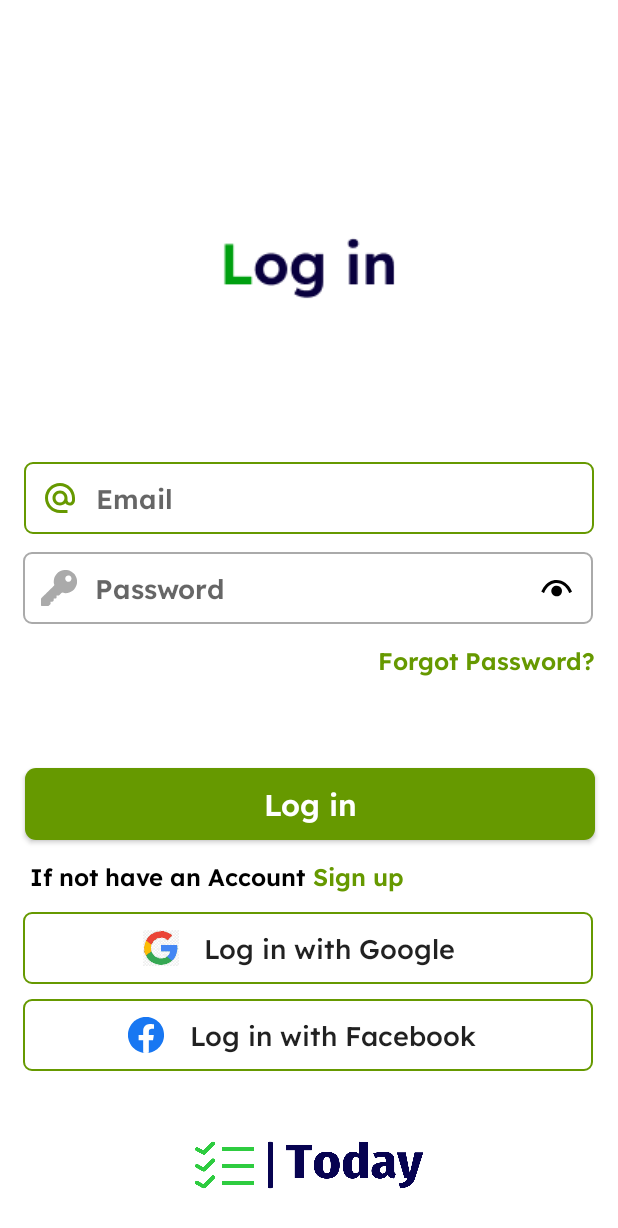
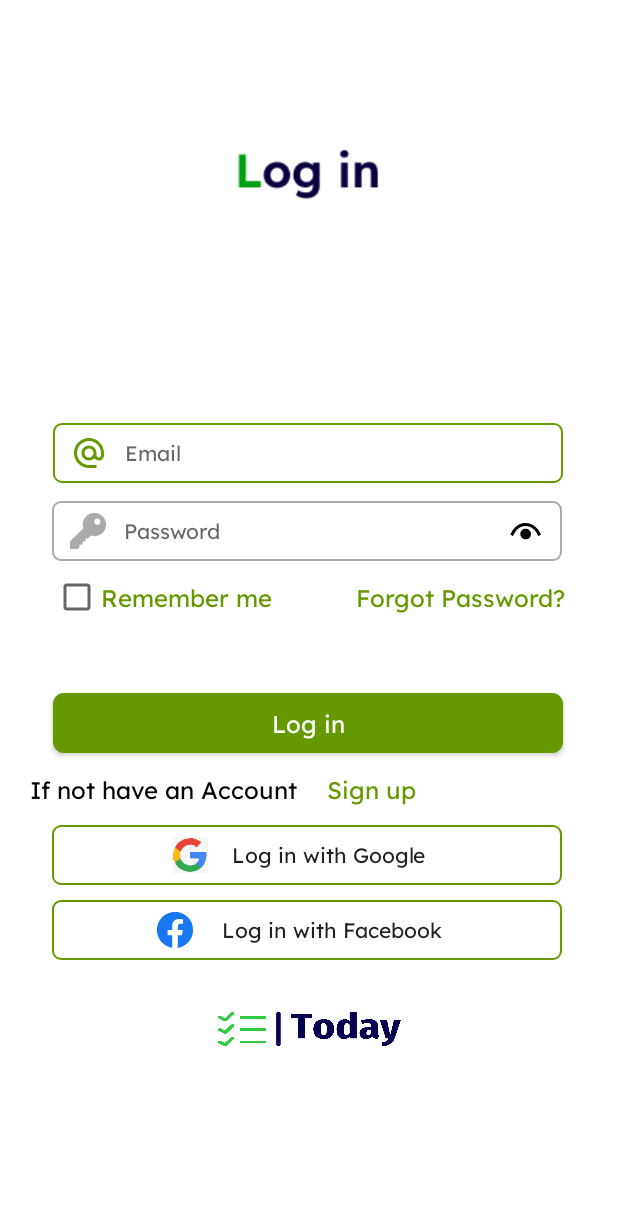
Before and after one commit to finnvirajgithub/My-Calander-App, an Android app: the loginscreen screen opened directly, with no data from a screen before it, on a phone screen of 412 x 824 dp. Shown: the top 1228 px of the screen. Run offline under Robolectric (Android 15) with nearby library versions, the phone set to English and light mode, and no system bars; our stand-ins replace Firebase (no records; nobody signed in at launch, a user with empty details on screens opened directly).

Commit message:
Add remember me when login to App

```diff
--- a/app/build.gradle.kts
+++ b/app/build.gradle.kts
@@ -37,9 +37,11 @@ dependencies {
     testImplementation("junit:junit:4.13.2")
     androidTestImplementation("androidx.test.ext:junit:1.1.5")
     androidTestImplementation("androidx.test.espresso:espresso-core:3.5.1")
+    implementation ("com.google.firebase:firebase-auth:23.0.0")
 
     implementation(platform("com.google.firebase:firebase-bom:33.0.0"))
     implementation("com.google.firebase:firebase-auth")
     implementation("com.google.firebase:firebase-database:21.0.0")
     implementation("com.google.android.gms:play-services-auth:21.2.0")
+    implementation("com.google.firebase:firebase-analytics")
 }
--- a/app/src/main/res/layout/activity_loginscreen.xml
+++ b/app/src/main/res/layout/activity_loginscreen.xml
@@ -10,52 +10,55 @@
 
     <ImageView
         android:id="@+id/imageView6"
-        android:layout_width="wrap_content"
-        android:layout_height="wrap_content"
+        android:layout_width="200dp"
+        android:layout_height="98dp"
         android:layout_marginStart="97dp"
-        android:layout_marginTop="115dp"
+        android:layout_marginTop="64dp"
         android:layout_marginEnd="97dp"
         app:layout_constraintEnd_toEndOf="parent"
+        app:layout_constraintHorizontal_bias="0.47"
         app:layout_constraintStart_toStartOf="parent"
         app:layout_constraintTop_toTopOf="parent"
         app:srcCompat="@drawable/signin" />
 
     <EditText
         android:id="@+id/loginemail"
-        android:layout_width="380dp"
-        android:layout_height="48dp"
-        android:layout_marginTop="73dp"
+        android:layout_width="340dp"
+        android:layout_height="40dp"
+        android:layout_marginTop="120dp"
         android:background="@drawable/custom_input"
         android:drawableStart="@drawable/custom_email"
         android:drawablePadding="12dp"
         android:ems="10"
-        android:fontFamily="@font/lexend_semibold"
+        android:fontFamily="@font/lexend"
         android:gravity="center_vertical"
         android:hint="Email"
         android:inputType="text"
         android:paddingStart="12dp"
         android:paddingEnd="12dp"
+        android:textSize="14sp"
         app:layout_constraintEnd_toEndOf="parent"
-        app:layout_constraintHorizontal_bias="0.5"
+        app:layout_constraintHorizontal_bias="0.492"
         app:layout_constraintStart_toStartOf="parent"
         app:layout_constraintTop_toBottomOf="@+id/imageView6" />
 
     <EditText
         android:id="@+id/loginpassword"
-        android:layout_width="380dp"
-        android:layout_height="48dp"
+        android:layout_width="340dp"
+        android:layout_height="40dp"
         android:layout_marginTop="12dp"
         android:background="@drawable/custom_input"
         android:drawableStart="@drawable/custom_key"
         android:drawableEnd="@drawable/show"
         android:drawablePadding="12dp"
         android:ems="10"
-        android:fontFamily="@font/lexend_semibold"
+        android:fontFamily="@font/lexend"
         android:gravity="center_vertical"
         android:hint="Password"
         android:inputType="textPassword"
         android:paddingStart="12dp"
         android:paddingEnd="12dp"
+        android:textSize="14sp"
         app:layout_constraintEnd_toEndOf="parent"
         app:layout_constraintHorizontal_bias="0.483"
         app:layout_constraintStart_toStartOf="parent"
@@ -66,31 +69,29 @@
         android:id="@+id/forgotpassword"
         android:layout_width="wrap_content"
         android:layout_height="wrap_content"
-        android:layout_marginStart="212dp"
+        android:layout_marginEnd="35dp"
         android:background="@drawable/forgot_password"
-        android:fontFamily="@font/lexend_semibold"
+        android:fontFamily="@font/lexend"
         android:text="Forgot Password?"
         android:textAllCaps="false"
         android:textColor="@android:color/holo_green_dark"
         android:textSize="16sp"
         app:layout_constraintEnd_toEndOf="parent"
-        app:layout_constraintHorizontal_bias="0.724"
-        app:layout_constraintStart_toStartOf="parent"
         app:layout_constraintTop_toBottomOf="@+id/loginpassword" />
 
     <Button
         android:id="@+id/loginbtn"
-        android:layout_width="380dp"
-        android:layout_height="48dp"
-        android:layout_marginTop="48dp"
+        android:layout_width="340dp"
+        android:layout_height="40dp"
+        android:layout_marginTop="40dp"
         android:background="@drawable/loginbtn"
-        android:fontFamily="@font/lexend_semibold"
+        android:fontFamily="@font/lexend"
         android:text="Log in"
         android:textAllCaps="false"
         android:textColor="@color/white"
-        android:textSize="20sp"
+        android:textSize="16sp"
         app:layout_constraintEnd_toEndOf="parent"
-        app:layout_constraintHorizontal_bias="0.516"
+        app:layout_constraintHorizontal_bias="0.492"
         app:layout_constraintStart_toStartOf="parent"
         app:layout_constraintTop_toBottomOf="@+id/forgotpassword" />
 
@@ -100,7 +101,7 @@
         android:layout_height="wrap_content"
         android:layout_marginStart="20dp"
         android:layout_marginTop="13dp"
-        android:fontFamily="@font/lexend_semibold"
+        android:fontFamily="@font/lexend"
         android:text="If not have an Account "
         android:textColor="@color/black"
         android:textSize="16sp"
@@ -111,30 +112,30 @@
         android:id="@+id/signupredirect"
         android:layout_width="wrap_content"
         android:layout_height="wrap_content"
+        android:layout_marginEnd="120dp"
         android:background="@drawable/forgot_password"
-        android:fontFamily="@font/lexend_semibold"
+        android:fontFamily="@font/lexend"
         android:paddingLeft="0dp"
         android:text="Sign up"
         android:textAllCaps="false"
         android:textColor="@android:color/holo_green_dark"
         android:textSize="16sp"
         app:layout_constraintEnd_toEndOf="parent"
-        app:layout_constraintHorizontal_bias="0.6"
-        app:layout_constraintStart_toStartOf="parent"
+        app:layout_constraintStart_toEndOf="@+id/donthaveanaccount"
         app:layout_constraintTop_toBottomOf="@+id/loginbtn" />
 
     <Button
         android:id="@+id/loginwithgoogle"
-        android:layout_width="380dp"
-        android:layout_height="48dp"
+        android:layout_width="340dp"
+        android:layout_height="40dp"
         android:background="@drawable/loginwithgoogle"
         android:drawableStart="@drawable/google__2_"
-        android:fontFamily="@font/lexend_medium"
+        android:fontFamily="@font/lexend"
         android:paddingLeft="80dp"
         android:paddingRight="75dp"
         android:text="Log in with Google"
         android:textAllCaps="false"
-        android:textSize="18sp"
+        android:textSize="14sp"
         app:layout_constraintEnd_toEndOf="parent"
         app:layout_constraintHorizontal_bias="0.483"
         app:layout_constraintStart_toStartOf="parent"
@@ -142,17 +143,17 @@
 
     <Button
         android:id="@+id/loginwithfacebook"
-        android:layout_width="380dp"
-        android:layout_height="48dp"
+        android:layout_width="340dp"
+        android:layout_height="40dp"
         android:layout_marginTop="10dp"
         android:background="@drawable/loginwithgoogle"
         android:drawableStart="@drawable/facebook"
-        android:fontFamily="@font/lexend_medium"
+        android:fontFamily="@font/lexend"
         android:paddingLeft="70dp"
         android:paddingRight="60dp"
         android:text="Log in with Facebook"
         android:textAllCaps="false"
-        android:textSize="18sp"
+        android:textSize="14sp"
         app:layout_constraintEnd_toEndOf="parent"
         app:layout_constraintHorizontal_bias="0.483"
         app:layout_constraintStart_toStartOf="parent"
@@ -160,14 +161,26 @@
 
     <ImageView
         android:id="@+id/todayinlogin"
-        android:layout_width="204dp"
-        android:layout_height="125dp"
+        android:layout_width="163dp"
+        android:layout_height="92dp"
         android:scaleType="fitXY"
         app:layout_constraintEnd_toEndOf="parent"
-        app:layout_constraintHorizontal_bias="0.5"
         app:layout_constraintStart_toStartOf="parent"
         app:layout_constraintTop_toBottomOf="@+id/loginwithfacebook"
         app:srcCompat="@drawable/logo" />
 
+    <CheckBox
+        android:id="@+id/remembermeinlogin"
+        android:layout_width="wrap_content"
+        android:layout_height="wrap_content"
+        android:layout_marginStart="35dp"
+        android:layout_marginTop="8dp"
+        android:fontFamily="@font/lexend"
+        android:text="Remember me"
+        android:textColor="@android:color/holo_green_dark"
+        android:textSize="16sp"
+        app:layout_constraintStart_toStartOf="parent"
+        app:layout_constraintTop_toBottomOf="@+id/loginpassword" />
+
 
 </androidx.constraintlayout.widget.ConstraintLayout>
--- a/app/src/main/res/layout/activity_splashscreen.xml
+++ b/app/src/main/res/layout/activity_splashscreen.xml
@@ -10,8 +10,8 @@
 
     <ImageView
         android:id="@+id/imageView"
-        android:layout_width="wrap_content"
-        android:layout_height="wrap_content"
+        android:layout_width="300dp"
+        android:layout_height="500dp"
         android:backgroundTint="@color/white"
         android:src="@drawable/logo"
         app:layout_constraintBottom_toBottomOf="parent"
--- a/app/src/main/res/values-night/themes.xml
+++ b/app/src/main/res/values-night/themes.xml
@@ -1,6 +1,6 @@
 <resources xmlns:tools="http://schemas.android.com/tools">
     <!-- Base application theme. -->
-    <style name="Base.Theme.Today" parent="Theme.Material3.DayNight.NoActionBar">
+    <style name="Base.Theme.Today" parent="Theme.AppCompat.Light.NoActionBar">
         <!-- Customize your dark theme here. -->
         <!-- <item name="colorPrimary">@color/my_dark_primary</item> -->
     </style>
--- a/build.gradle.kts
+++ b/build.gradle.kts
@@ -6,4 +6,5 @@ buildscript {
 // Top-level build file where you can add configuration options common to all sub-projects/modules.
 plugins {
     id("com.android.application") version "8.2.2" apply false
+    id("com.google.gms.google-services") version "4.4.1" apply false
 }
```
Also changed, not shown: app/src/main/java/com/example/today/Home.java (+21 -0 lines), app/src/main/java/com/example/today/loginscreen.java (+86 -2 lines), app/src/main/java/com/example/today/signup.java (+170 -0 lines), app/src/main/java/com/example/today/users.java (deleted, +0 -7 lines), app/src/main/res/layout/activity_home.xml (+12 -0 lines), app/src/main/res/layout/activity_onetime.xml (+7 -7 lines), app/src/main/res/layout/activity_signup.xml (+48 -33 lines), 1 other file.
